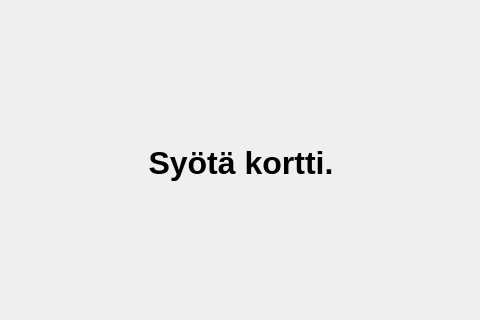
Qt form bankautomat/mainwindow.ui (Necromunda/ATM) before a commit; both pictures show x 178 to 658 and y 232 to 552 of the 838 by 552 pixel window.
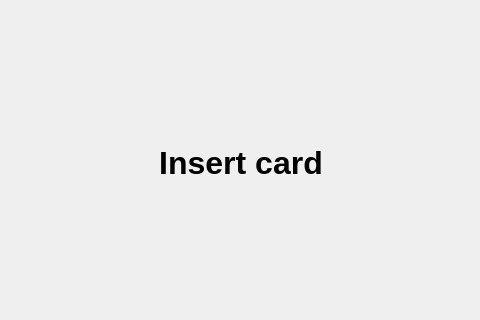
The same form after that commit.

Commit message: rfid.dll sekoilua

What changed in the file:
```diff
--- a/bankautomat/mainwindow.ui
+++ b/bankautomat/mainwindow.ui
@@ -42,7 +42,7 @@
          </font>
         </property>
         <property name="text">
-         <string>Syötä kortti.</string>
+         <string>Insert card</string>
         </property>
         <property name="alignment">
          <set>Qt::AlignCenter</set>
```
The commit also changes 1 other file.
